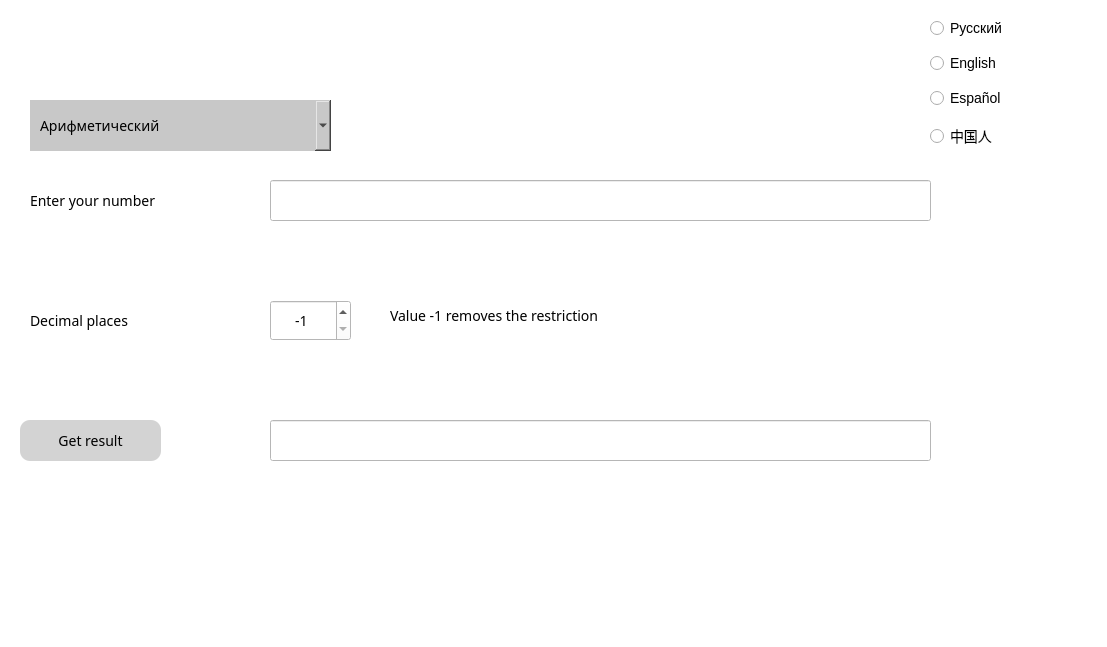
Qt form static/ui/main_window.ui (escaleksey/program_product) before a commit.
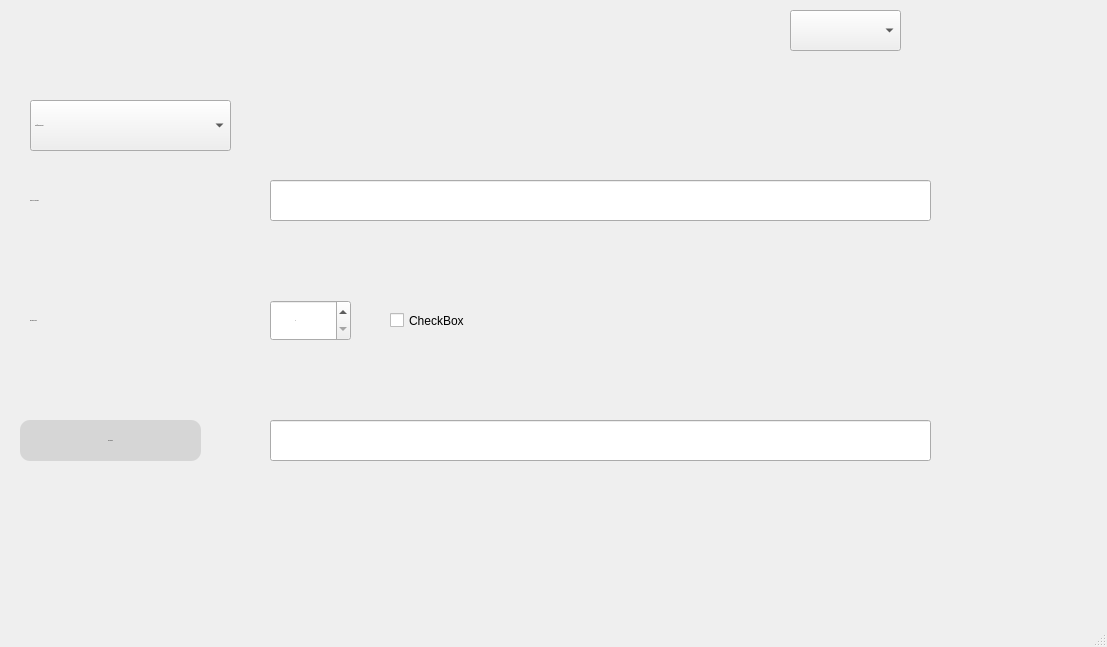
The same form after that commit. Icons and pictures are not drawn.

```diff
--- a/static/ui/main_window.ui
+++ b/static/ui/main_window.ui
@@ -17,7 +17,8 @@
    <string>MainWindow</string>
   </property>
   <property name="styleSheet">
-   <string notr="true">font-size: 14px; background-color: white;</string>
+   <string notr="true">font-size: 14px; background-color: white;
+QPushButton {background-color: lightgray; border-radius: 10px }</string>
   </property>
   <widget class="QWidget" name="centralwidget">
    <widget class="QPushButton" name="result_button">
@@ -25,7 +26,7 @@
      <rect>
       <x>20</x>
       <y>420</y>
-      <width>141</width>
+      <width>181</width>
       <height>41</height>
      </rect>
     </property>
@@ -42,7 +43,7 @@
      <bool>false</bool>
     </property>
     <property name="styleSheet">
-     <string notr="true">background-color: lightgray; border-radius: 10px </string>
+     <string notr="true">background-color: #D6D6D6; border-radius: 10px </string>
     </property>
     <property name="text">
      <string>Get result</string>
@@ -76,13 +77,13 @@
      <string notr="true">padding-left: 20px;</string>
     </property>
     <property name="minimum">
-     <number>-1</number>
+     <number>0</number>
     </property>
     <property name="maximum">
-     <number>30</number>
+     <number>50</number>
     </property>
     <property name="value">
-     <number>-1</number>
+     <number>0</number>
     </property>
    </widget>
    <widget class="QLabel" name="enter_decimal_text">
@@ -123,77 +124,6 @@
      <string/>
     </property>
    </widget>
-   <widget class="QLabel" name="enter_decimal_text_2">
-    <property name="geometry">
-     <rect>
-      <x>390</x>
-      <y>290</y>
-      <width>611</width>
-      <height>51</height>
-     </rect>
-    </property>
-    <property name="font">
-     <font>
-      <family>Montserrat Medium</family>
-      <pointsize>-1</pointsize>
-     </font>
-    </property>
-    <property name="text">
-     <string>Value -1 removes the restriction</string>
-    </property>
-   </widget>
-   <widget class="QWidget" name="layoutWidget">
-    <property name="geometry">
-     <rect>
-      <x>930</x>
-      <y>10</y>
-      <width>81</width>
-      <height>151</height>
-     </rect>
-    </property>
-    <layout class="QVBoxLayout" name="verticalLayout">
-     <item>
-      <widget class="QRadioButton" name="ru">
-       <property name="cursor">
-        <cursorShape>PointingHandCursor</cursorShape>
-       </property>
-       <property name="text">
-        <string>Русский</string>
-       </property>
-      </widget>
-     </item>
-     <item>
-      <widget class="QRadioButton" name="en">
-       <property name="cursor">
-        <cursorShape>PointingHandCursor</cursorShape>
-       </property>
-       <property name="text">
-        <string>English</string>
-       </property>
-      </widget>
-     </item>
-     <item>
-      <widget class="QRadioButton" name="sp">
-       <property name="cursor">
-        <cursorShape>PointingHandCursor</cursorShape>
-       </property>
-       <property name="text">
-        <string>Español</string>
-       </property>
-      </widget>
-     </item>
-     <item>
-      <widget class="QRadioButton" name="ch">
-       <property name="cursor">
-        <cursorShape>PointingHandCursor</cursorShape>
-       </property>
-       <property name="text">
-        <string>中国人</string>
-       </property>
-      </widget>
-     </item>
-    </layout>
-   </widget>
    <widget class="QLineEdit" name="input_number">
     <property name="geometry">
      <rect>
@@ -234,7 +164,7 @@
      <rect>
       <x>30</x>
       <y>100</y>
-      <width>301</width>
+      <width>201</width>
       <height>51</height>
      </rect>
     </property>
@@ -248,7 +178,7 @@
      <bool>false</bool>
     </property>
     <property name="styleSheet">
-     <string notr="true">background-color: rgb(200, 200, 200); border: null; padding: 0 10px; </string>
+     <string notr="true"/>
     </property>
     <item>
      <property name="text">
@@ -266,6 +196,64 @@
      </property>
     </item>
    </widget>
+   <widget class="QComboBox" name="lang_combox">
+    <property name="geometry">
+     <rect>
+      <x>790</x>
+      <y>10</y>
+      <width>111</width>
+      <height>41</height>
+     </rect>
+    </property>
+    <property name="styleSheet">
+     <string notr="true"/>
+    </property>
+   </widget>
+   <widget class="QPushButton" name="reverse_button">
+    <property name="geometry">
+     <rect>
+      <x>920</x>
+      <y>10</y>
+      <width>41</width>
+      <height>41</height>
+     </rect>
+    </property>
+    <property name="cursor">
+     <cursorShape>PointingHandCursor</cursorShape>
+    </property>
+    <property name="styleSheet">
+     <string notr="true">border:null; border-radius: 10px;</string>
+    </property>
+    <property name="text">
+     <string/>
+    </property>
+    <property name="icon">
+     <iconset>
+      <normaloff>../images/reset.png</normaloff>../images/reset.png</iconset>
+    </property>
+    <property name="iconSize">
+     <size>
+      <width>24</width>
+      <height>24</height>
+     </size>
+    </property>
+   </widget>
+   <widget class="QCheckBox" name="remove_limit">
+    <property name="geometry">
+     <rect>
+      <x>390</x>
+      <y>300</y>
+      <width>251</width>
+      <height>41</height>
+     </rect>
+    </property>
+    <property name="cursor">
+     <cursorShape>PointingHandCursor</cursorShape>
+    </property>
+    <property name="text">
+     <string>CheckBox</string>
+    </property>
+   </widget>
   </widget>
   <widget class="QMenuBar" name="menubar">
    <property name="geometry">
```
